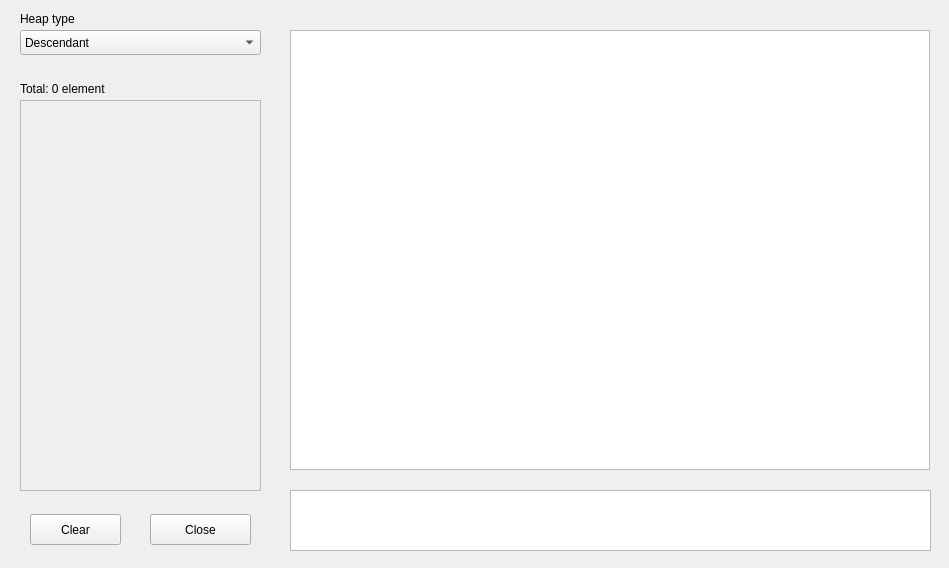
Above: mainwindow.ui from Rokamaku/HeapSortVisualizor before the change. Below: the same form after it.
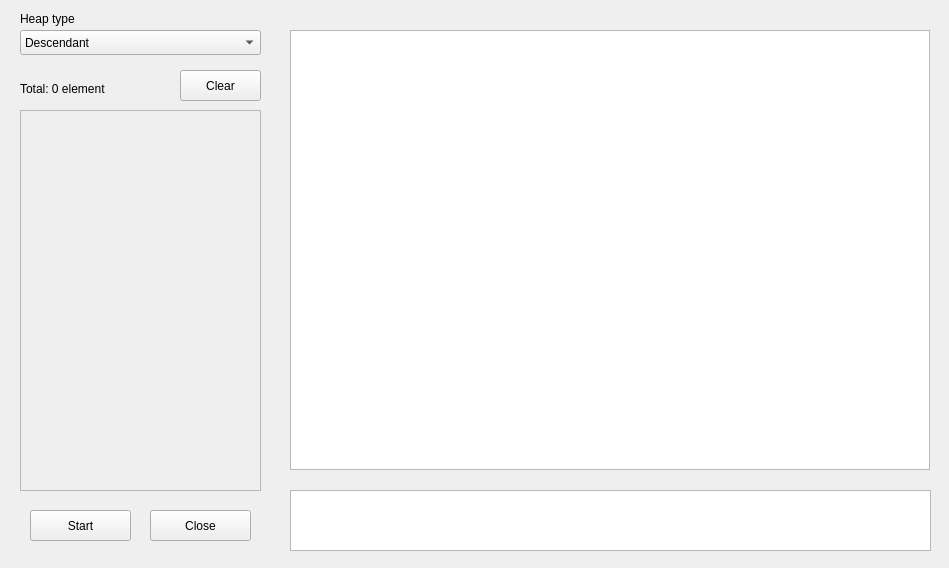
That is the form after the change.

Commit message: Change work flow to click start button to run

Diff of the .ui file:
```diff
--- a/mainwindow.ui
+++ b/mainwindow.ui
@@ -38,9 +38,9 @@
     <property name="geometry">
      <rect>
       <x>20</x>
-      <y>100</y>
+      <y>110</y>
       <width>241</width>
-      <height>391</height>
+      <height>381</height>
      </rect>
     </property>
     <property name="widgetResizable">
@@ -52,7 +52,7 @@
        <x>0</x>
        <y>0</y>
        <width>239</width>
-       <height>389</height>
+       <height>379</height>
       </rect>
      </property>
     </widget>
@@ -106,24 +106,11 @@
      <string>Total: 0 element</string>
     </property>
    </widget>
-   <widget class="QPushButton" name="clearBtn">
-    <property name="geometry">
-     <rect>
-      <x>30</x>
-      <y>514</y>
-      <width>91</width>
-      <height>31</height>
-     </rect>
-    </property>
-    <property name="text">
-     <string>Clear</string>
-    </property>
-   </widget>
    <widget class="QPushButton" name="closeBtn">
     <property name="geometry">
      <rect>
       <x>150</x>
-      <y>514</y>
+      <y>510</y>
       <width>101</width>
       <height>31</height>
      </rect>
@@ -132,6 +119,32 @@
      <string>Close</string>
     </property>
    </widget>
+   <widget class="QPushButton" name="clearBtn">
+    <property name="geometry">
+     <rect>
+      <x>180</x>
+      <y>70</y>
+      <width>81</width>
+      <height>31</height>
+     </rect>
+    </property>
+    <property name="text">
+     <string>Clear</string>
+    </property>
+   </widget>
+   <widget class="QPushButton" name="startBtn">
+    <property name="geometry">
+     <rect>
+      <x>30</x>
+      <y>510</y>
+      <width>101</width>
+      <height>31</height>
+     </rect>
+    </property>
+    <property name="text">
+     <string>Start</string>
+    </property>
+   </widget>
   </widget>
  </widget>
  <layoutdefault spacing="6" margin="11"/>
```
The commit also changes 2 other files.
